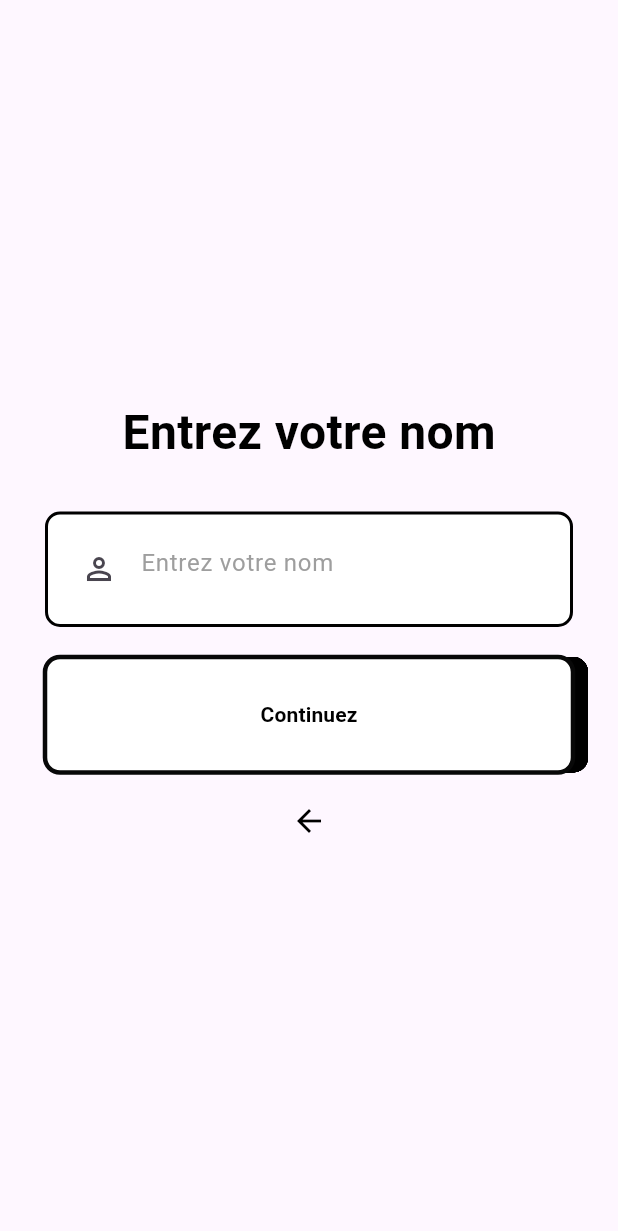
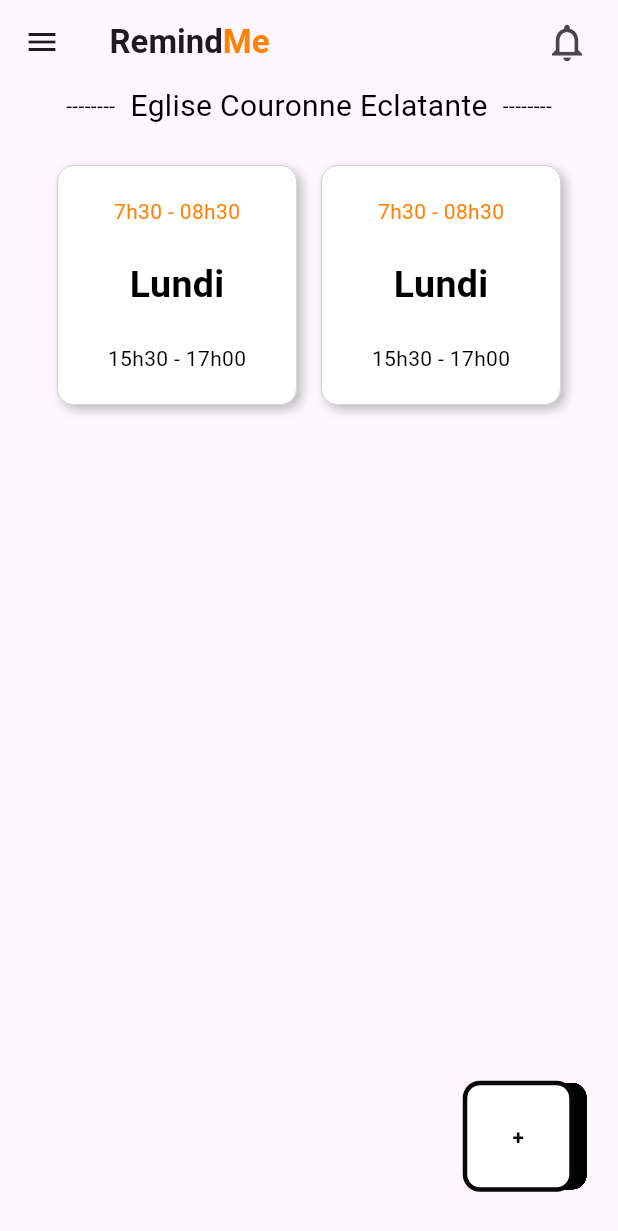
Before and after one commit to quantdev01/chat_app, a Flutter app: the screen it shows after launch, on a phone screen of 412 x 824 dp. Shown: the top 1231 px of the screen. Run offline on Flutter 3.47's test engine with Material 3 defaults, Android fonts, the phone set to English and light mode, and no system bars; our stand-ins replace animated_text_kit, firebase_auth; accounts and stored records are empty.

Commit message:
Working on add event

```diff
--- a/lib/main.dart
+++ b/lib/main.dart
@@ -3,6 +3,7 @@ import 'package:chat_app/screens/code_verification_screen.dart';
 import 'package:chat_app/screens/login_screen.dart';
 import 'package:chat_app/screens/registration_screen.dart';
 import 'package:chat_app/screens/registration_screen_with_phone_number.dart';
+import 'package:chat_app/screens/remind_me/screens/admin_user/add_church_event.dart';
 import 'package:chat_app/screens/remind_me/screens/admin_user/add_church_name.dart';
 import 'package:chat_app/screens/remind_me/screens/auth/confirm_email.dart';
 import 'package:chat_app/screens/remind_me/screens/utils/constant.dart';
@@ -45,7 +46,7 @@ class FlashChat extends StatelessWidget {
           //* color: Colors.black54, previous color
         ),
       ),
-      initialRoute: UserAdmin.id,
+      initialRoute: AddChurchEvent.id,
       routes: {
         ChatScreen.id: (context) => const ChatScreen(),
         LoginScreen.id: (context) => const LoginScreen(),
@@ -67,6 +68,7 @@ class FlashChat extends StatelessWidget {
         MainUserPage.id: (context) => const MainUserPage(),
         PickEvent.id: (context) => const PickEvent(),
         AddChurchName.id: (context) => const AddChurchName(),
+        AddChurchEvent.id: (context) => const AddChurchEvent(),
       },
     );
   }
--- /dev/null
+++ b/lib/screens/remind_me/screens/admin_user/add_church_event.dart
@@ -0,0 +1,168 @@
+import 'package:chat_app/screens/remind_me/screens/normal_user/pick_event.dart';
+import 'package:chat_app/screens/remind_me/screens/utils/constant.dart';
+import 'package:chat_app/screens/remind_me/screens/widgets/widgets.dart';
+import 'package:flutter/material.dart';
+
+class AddChurchEvent extends StatefulWidget {
+  const AddChurchEvent({super.key});
+  static const id = '/add_event';
+
+  @override
+  State<AddChurchEvent> createState() => _AddChurchEventState();
+}
+
+class _AddChurchEventState extends State<AddChurchEvent> {
+  int timePicked = 0;
+  @override
+  Widget build(BuildContext context) {
+    return Scaffold(
+      floatingActionButton: SizedBox(
+        width: 76 + 10,
+        height: 76 + 10,
+        child: Padding(
+            padding: const EdgeInsets.only(right: 15, bottom: 15),
+            child: ButtonCustom(onTap: () {}, text: '+')),
+      ),
+      appBar: AppBar(
+        actions: [
+          Padding(
+            padding: const EdgeInsets.only(right: 10),
+            child: IconButton(
+              onPressed: () {},
+              icon: const Icon(
+                Icons.notifications_none,
+                size: 30,
+              ),
+            ),
+          ),
+        ],
+        title: Row(
+          children: [
+            const Text(
+              'Remind',
+              style: TextStyle(
+                fontWeight: FontWeight.bold,
+              ),
+            ),
+            Text(
+              'Me',
+              style: TextStyle(
+                color: kAccentColor,
+                fontWeight: FontWeight.bold,
+              ),
+            ),
+          ],
+        ),
+        centerTitle: true,
+      ),
+      drawer: const Drawer(
+        elevation: 10,
+        child: Column(
+          mainAxisAlignment: MainAxisAlignment.start,
+          children: [
+            SizedBox(height: 70),
+            Text('Hello'),
+          ],
+        ),
+      ),
+      body: Padding(
+        padding: kMyPaddingLayout,
+        child: Column(
+          children: [
+            const Row(
+              mainAxisAlignment: MainAxisAlignment.center,
+              children: [
+                Text('--------'),
+                SizedBox(width: 10),
+                Text(
+                  'Eglise Couronne Eclatante',
+                  style: TextStyle(fontSize: 20),
+                ),
+                SizedBox(width: 10),
+                Text('--------')
+              ],
+            ),
+            const SizedBox(height: 25),
+            Row(
+              mainAxisAlignment: MainAxisAlignment.spaceAround,
+              children: [
+                GestureDetector(
+                  onTap: () {
+                    Navigator.pushNamed(
+                      context,
+                      PickEvent.id,
+                    );
+                  },
+                  child: Container(
+                    height: 160,
+                    width: 160,
+                    decoration: BoxDecoration(
+                      color: Colors.white,
+                      border: Border.all(
+                          width: 0.5,
+                          color: const Color.fromARGB(253, 190, 190, 190)),
+                      borderRadius: BorderRadius.circular(11),
+                      boxShadow: const [
+                        BoxShadow(
+                          color: Color.fromARGB(253, 190, 190, 190),
+                          offset: Offset(3, 3),
+                          blurRadius: 5,
+                        ),
+                      ],
+                    ),
+                    child: Column(
+                      mainAxisAlignment: MainAxisAlignment.spaceEvenly,
+                      children: [
+                        Text(
+                          '7h30 - 08h30',
+                          style: kOrangeText,
+                        ),
+                        Text(
+                          'Lundi',
+                          style: kRegularText,
+                        ),
+                        const Text('15h30 - 17h00'),
+                      ],
+                    ),
+                  ),
+                ),
+                Container(
+                  height: 160,
+                  width: 160,
+                  decoration: BoxDecoration(
+                    color: Colors.white,
+                    border: Border.all(
+                        width: 0.5,
+                        color: const Color.fromARGB(253, 190, 190, 190)),
+                    borderRadius: BorderRadius.circular(11),
+                    boxShadow: const [
+                      BoxShadow(
+                        color: Color.fromARGB(253, 190, 190, 190),
+                        offset: Offset(3, 3),
+                        blurRadius: 5,
+                      ),
+                    ],
+                  ),
+                  child: Column(
+                    mainAxisAlignment: MainAxisAlignment.spaceEvenly,
+                    children: [
+                      Text(
+                        '7h30 - 08h30',
+                        style: kOrangeText,
+                      ),
+                      Text(
+                        'Lundi',
+                        style: kRegularText,
+                      ),
+                      const Text('15h30 - 17h00'),
+                    ],
+                  ),
+                ),
+              ],
+            ),
+          ],
+        ),
+      ),
+    );
+  }
+}
--- a/lib/screens/remind_me/screens/admin_user/add_church_name.dart
+++ b/lib/screens/remind_me/screens/admin_user/add_church_name.dart
@@ -1,5 +1,5 @@
+import 'package:chat_app/screens/remind_me/screens/admin_user/add_church_event.dart';
 import 'package:chat_app/screens/remind_me/screens/utils/constant.dart';
-import 'package:chat_app/screens/remind_me/screens/normal_user/search_church.dart';
 import 'package:chat_app/screens/remind_me/screens/auth/user_checking.dart';
 import 'package:chat_app/screens/remind_me/screens/widgets/widgets.dart';
 import 'package:flutter/material.dart';
@@ -24,15 +24,16 @@ class _AddChurchNameState extends State<AddChurchName> {
             children: [
               Text(
                 "Entrez le nom de l'Eglise",
+                textAlign: TextAlign.center,
                 style: kTexStyleSignup,
               ),
               const SizedBox(height: 20),
               const PickupProfile(
-                image_path: 'images/logo.png',
+                imagePath: 'images/logo.png',
               ),
               const SizedBox(height: 30),
               const TextFieldCustom(
-                hintText: 'Entrez votre nom',
+                hintText: "Nom de l'Eglise",
                 prefixIcon: Icon(Icons.perm_identity_outlined),
                 textType: TextInputType.name,
                 isPassword: false,
@@ -40,7 +41,7 @@ class _AddChurchNameState extends State<AddChurchName> {
               const SizedBox(height: 20),
               ButtonCustom(
                   onTap: () {
-                    Navigator.pushNamed(context, SearchChurch.id);
+                    Navigator.pushNamed(context, AddChurchEvent.id);
                   },
                   text: 'Continuez'),
               const SizedBox(height: 20),
--- a/lib/screens/remind_me/screens/admin_user/user_admin.dart
+++ b/lib/screens/remind_me/screens/admin_user/user_admin.dart
@@ -1,6 +1,5 @@
 import 'package:chat_app/screens/remind_me/screens/admin_user/add_church_name.dart';
 import 'package:chat_app/screens/remind_me/screens/utils/constant.dart';
-import 'package:chat_app/screens/remind_me/screens/normal_user/search_church.dart';
 import 'package:chat_app/screens/remind_me/screens/auth/user_checking.dart';
 import 'package:chat_app/screens/remind_me/screens/widgets/widgets.dart';
 import 'package:flutter/material.dart';
--- a/lib/screens/remind_me/screens/normal_user/user_normal.dart
+++ b/lib/screens/remind_me/screens/normal_user/user_normal.dart
@@ -28,7 +28,7 @@ class _UserNormalState extends State<UserNormal> {
               ),
               const SizedBox(height: 20),
               const PickupProfile(
-                image_path: 'images/logo.png',
+                imagePath: 'images/logo.png',
               ),
               const SizedBox(height: 30),
               const TextFieldCustom(
--- a/lib/screens/remind_me/screens/widgets/widgets.dart
+++ b/lib/screens/remind_me/screens/widgets/widgets.dart
@@ -205,9 +205,9 @@ const TimePickerDialog timePickerDialog = TimePickerDialog(
 //* user profile picture
 
 class PickupProfile extends StatelessWidget {
-  final image_path;
+  final String imagePath;
   const PickupProfile({
-    required this.image_path,
+    required this.imagePath,
     super.key,
   });
 
@@ -222,7 +222,7 @@ class PickupProfile extends StatelessWidget {
             color: Colors.green,
             borderRadius: BorderRadius.circular(100),
           ),
-          child: Image.asset(image_path),
+          child: Image.asset(imagePath),
         ),
         Positioned(
           bottom: 0,
```
